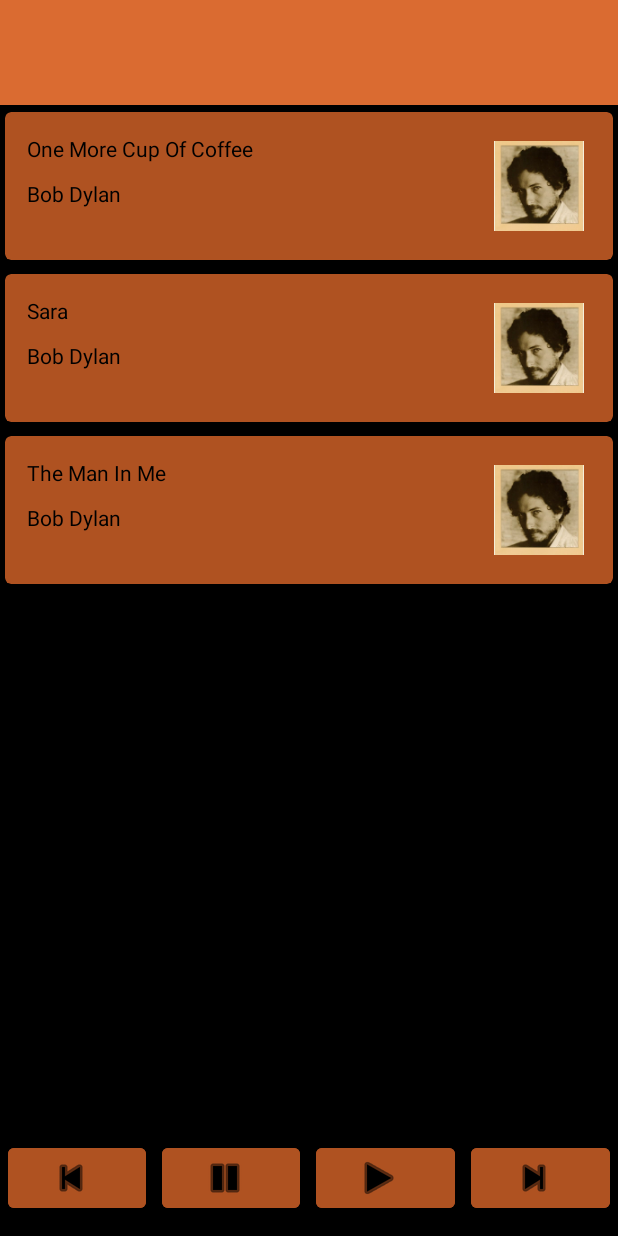
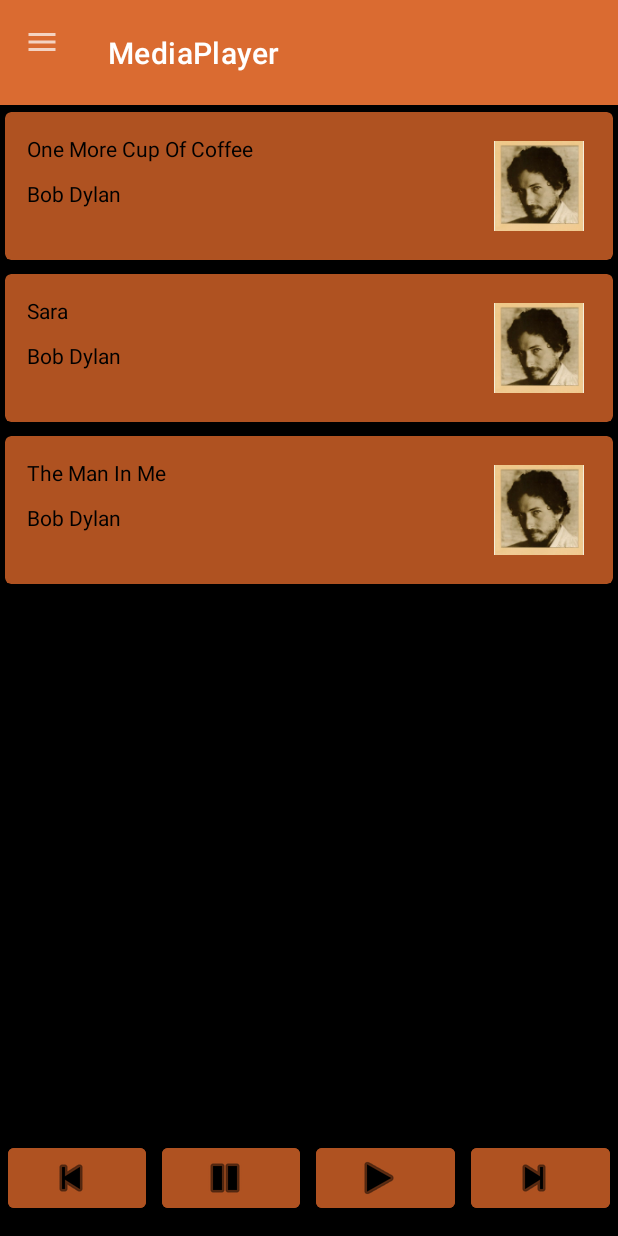
Before and after one commit to Hodjy/AndroidStudio-MediaPlayer, an Android app: the screen it shows after launch (MainActivity), after a tap on "HELLO BLANK FRAGMENT", on a phone screen of 412 x 824 dp. Run offline under Robolectric (Android 15) with nearby library versions, the phone set to English and light mode, and no system bars; pictures from the network do not load.

Commit message:
added drawer layout, user can open a menu that will slide from the side.

```diff
--- a/app/src/main/java/com/hod/mediaplayer/MainActivity.java
+++ b/app/src/main/java/com/hod/mediaplayer/MainActivity.java
@@ -1,22 +1,39 @@
 package com.hod.mediaplayer;
 
+import androidx.annotation.NonNull;
+import androidx.appcompat.app.ActionBar;
 import androidx.appcompat.app.AppCompatActivity;
+import androidx.appcompat.widget.Toolbar;
+import androidx.drawerlayout.widget.DrawerLayout;
 import androidx.navigation.NavController;
 import androidx.navigation.Navigation;
 import androidx.navigation.fragment.NavHostFragment;
 
+import android.annotation.SuppressLint;
 import android.os.Bundle;
+import android.view.Gravity;
+import android.view.MenuItem;
 import android.widget.Toast;
 
 import com.google.android.material.button.MaterialButton;
 import com.hod.mediaplayer.fragments.MusicControlFragment;
 
-public class MainActivity extends AppCompatActivity implements MusicControlFragment.IMusicControlFragmentListener {
+public class MainActivity extends AppCompatActivity implements MusicControlFragment.IMusicControlFragmentListener
+{
+    private DrawerLayout m_DrawerLayout;
 
     @Override
     protected void onCreate(Bundle savedInstanceState) {
         super.onCreate(savedInstanceState);
         setContentView(R.layout.activity_main);
+
+        m_DrawerLayout = findViewById(R.id.activity_main_drawer_layout);
+        Toolbar toolbar = findViewById(R.id.toolbar);
+        setSupportActionBar(toolbar);
+
+        ActionBar actionbar = getSupportActionBar();
+        actionbar.setDisplayHomeAsUpEnabled(true);
+        actionbar.setHomeAsUpIndicator(R.drawable.ic_baseline_menu_24);
 
         getSupportFragmentManager().beginTransaction().add(
                 R.id.activity_main_music_controller_RL,
@@ -29,4 +46,15 @@ public class MainActivity extends AppCompatActivity implements MusicControlFragm
     {
         Toast.makeText(this, i_Command, Toast.LENGTH_SHORT).show();
     }
+
+    @SuppressLint("WrongConstant")
+    @Override
+    public boolean onOptionsItemSelected(@NonNull MenuItem item)
+    {
+        if(item.getItemId() == android.R.id.home)
+        {
+            m_DrawerLayout.openDrawer(Gravity.START);
+        }
+        return super.onOptionsItemSelected(item);
+    }
 }
--- a/app/src/main/java/com/hod/mediaplayer/fragments/SongDisplayFragment.java
+++ b/app/src/main/java/com/hod/mediaplayer/fragments/SongDisplayFragment.java
@@ -39,12 +39,7 @@ public class SongDisplayFragment extends Fragment implements SongRecycleViewAdap
         linearLayoutManager.setOrientation(RecyclerView.VERTICAL);
         recyclerView.setLayoutManager(linearLayoutManager);
 
-        m_Songs = SongManager.getInstance().loadDefaultSongs();
-/*
-        m_Songs.add(new Song("Hod", "https://www.syntax.org.il/xtra/bob.m4a"));
-        m_Songs.add(new Song("Ofir", "https://www.syntax.org.il/xtra/bob1.m4a"));
-        m_Songs.add(new Song("Niv","https://www.syntax.org.il/xtra/bob2.mp3"));*/
-
+        m_Songs = SongManager.getInstance().loadSongs(getActivity().getApplicationContext());
 
         SongRecycleViewAdapter songRecycleViewAdapter = new SongRecycleViewAdapter(m_Songs);
         songRecycleViewAdapter.setListener(this);
--- a/app/src/main/java/com/hod/mediaplayer/model/SongManager.java
+++ b/app/src/main/java/com/hod/mediaplayer/model/SongManager.java
@@ -1,13 +1,23 @@
 package com.hod.mediaplayer.model;
 
+import android.content.Context;
 import android.net.Uri;
 
+import androidx.appcompat.app.AppCompatActivity;
+
+import java.io.FileInputStream;
+import java.io.FileNotFoundException;
+import java.io.FileOutputStream;
+import java.io.IOException;
+import java.io.ObjectInputStream;
+import java.io.ObjectOutputStream;
 import java.util.ArrayList;
 
 public class SongManager
 {
     ArrayList<Song> m_Songs;
     private static SongManager m_Instance;
+    private static final String SONGS_FILE_NAME = "Songs";
 
     private SongManager()
     {
@@ -24,14 +34,58 @@ public class SongManager
         return m_Instance;
     }
 
-    public ArrayList<Song> loadDefaultSongs()
+    private ArrayList<Song> loadDefaultSongs()
     {
         Uri uri = Uri.parse("android.resource://com.hod.mediaplayer/drawable/bob_dylan");
         m_Songs.add(new Song(uri.toString(),"https://www.syntax.org.il/xtra/bob.m4a", "One More Cup Of Coffee","Bob Dylan"));
         m_Songs.add(new Song(uri.toString(), "https://www.syntax.org.il/xtra/bob1.m4a", "Sara", "Bob Dylan"));
         m_Songs.add(new Song(uri.toString(),"https://www.syntax.org.il/xtra/bob2.mp3","The Man In Me","Bob Dylan"));
 
+
+
         return m_Songs;
     }
 
+    private void saveSongs(Context i_Activity)
+    {
+        try {
+            FileOutputStream fos = i_Activity.openFileOutput(SONGS_FILE_NAME, Context.MODE_PRIVATE);
+            ObjectOutputStream oos  = new ObjectOutputStream(fos);
+            oos.writeObject(m_Songs);
+            oos.close();
+        } catch (FileNotFoundException e) {
+            e.printStackTrace();
+        } catch (IOException e) {
+            e.printStackTrace();
+        }
+    }
+
+    public ArrayList<Song> loadSongs(Context i_Activity)
+    {
+        try {
+            FileInputStream fis  = i_Activity.openFileInput(SONGS_FILE_NAME);
+            ObjectInputStream ois  = new ObjectInputStream(fis);
+            m_Songs = (ArrayList<Song>)ois.readObject();
+            ois.close();
+
+        } catch (FileNotFoundException e) {
+            m_Songs = loadDefaultSongs();
+        } catch (IOException e) {
+            e.printStackTrace();
+        } catch (ClassNotFoundException e) {
+            e.printStackTrace();
+        }
+
+        return m_Songs;
+    }
+
+    public void addSong(Song i_Song)
+    {
+        m_Songs.add(i_Song);
+    }
+    public void removeSong(Song i_Song)
+    {
+        m_Songs.remove(i_Song);
+    }
+
 }
--- /dev/null
+++ b/app/src/main/res/drawable/ic_baseline_add_24.xml
@@ -0,0 +1,10 @@
+<vector xmlns:android="http://schemas.android.com/apk/res/android"
+    android:width="24dp"
+    android:height="24dp"
+    android:viewportWidth="24"
+    android:viewportHeight="24"
+    android:tint="?attr/colorControlNormal">
+  <path
+      android:fillColor="@android:color/white"
+      android:pathData="M19,13h-6v6h-2v-6H5v-2h6V5h2v6h6v2z"/>
+</vector>
--- /dev/null
+++ b/app/src/main/res/drawable/ic_baseline_menu_24.xml
@@ -0,0 +1,10 @@
+<vector xmlns:android="http://schemas.android.com/apk/res/android"
+    android:width="24dp"
+    android:height="24dp"
+    android:viewportWidth="24"
+    android:viewportHeight="24"
+    android:tint="?attr/colorControlNormal">
+  <path
+      android:fillColor="@android:color/white"
+      android:pathData="M3,18h18v-2L3,16v2zM3,13h18v-2L3,11v2zM3,6v2h18L21,6L3,6z"/>
+</vector>
--- a/app/src/main/res/layout/activity_main.xml
+++ b/app/src/main/res/layout/activity_main.xml
@@ -1,8 +1,13 @@
 <?xml version="1.0" encoding="utf-8"?>
-<androidx.constraintlayout.widget.ConstraintLayout
+<androidx.drawerlayout.widget.DrawerLayout
     xmlns:android="http://schemas.android.com/apk/res/android"
     xmlns:app="http://schemas.android.com/apk/res-auto"
     xmlns:tools="http://schemas.android.com/tools"
+    android:layout_width="match_parent"
+    android:layout_height="match_parent"
+    android:id="@+id/activity_main_drawer_layout">
+
+    <androidx.constraintlayout.widget.ConstraintLayout
         android:layout_width="match_parent"
         android:layout_height="match_parent"
         android:background="?attr/colorSecondary"
@@ -36,8 +41,13 @@
             app:layout_constraintTop_toBottomOf="@+id/activity_main_nav_host_fragment"
             app:layout_constraintBottom_toBottomOf="parent"
             android:id="@+id/activity_main_music_controller_RL"/>
+    </androidx.constraintlayout.widget.ConstraintLayout>
 
-
-
-
-</androidx.constraintlayout.widget.ConstraintLayout>
+    <com.google.android.material.navigation.NavigationView
+        android:layout_width="wrap_content"
+        android:layout_height="match_parent"
+        android:layout_gravity="start"
+        android:id="@+id/activity_main_navigation_view"
+        app:headerLayout="@layout/header_layout"
+        app:menu="@menu/drawer_menu"/>
+</androidx.drawerlayout.widget.DrawerLayout>
--- /dev/null
+++ b/app/src/main/res/menu/drawer_menu.xml
@@ -0,0 +1,11 @@
+<?xml version="1.0" encoding="utf-8"?>
+<menu
+    xmlns:android="http://schemas.android.com/apk/res/android">
+    <group android:checkableBehavior="none">
+        <item
+            android:id="@+id/menu_item_new_song"
+            android:checkable="false"
+            android:icon="@drawable/ic_baseline_add_24"
+            android:title="@string/create_a_new_song"/>
+    </group>
+</menu>
--- a/app/src/main/res/values/strings.xml
+++ b/app/src/main/res/values/strings.xml
@@ -2,4 +2,6 @@
     <string name="app_name">MediaPlayer</string>
     <!-- TODO: Remove or change this placeholder text -->
     <string name="hello_blank_fragment">Hello blank fragment</string>
+    <string name="create_a_new_song">Create a New Song</string>
+    <string name="header_title">Options</string>
 </resources>
```
Also changed, not shown: app/src/main/java/com/hod/mediaplayer/model/Song.java (+0 -14 lines), app/src/main/res/layout/header_layout.xml (added, +19 -0 lines), 1 other file. Lines whose indentation alone changed are shown as unchanged.
